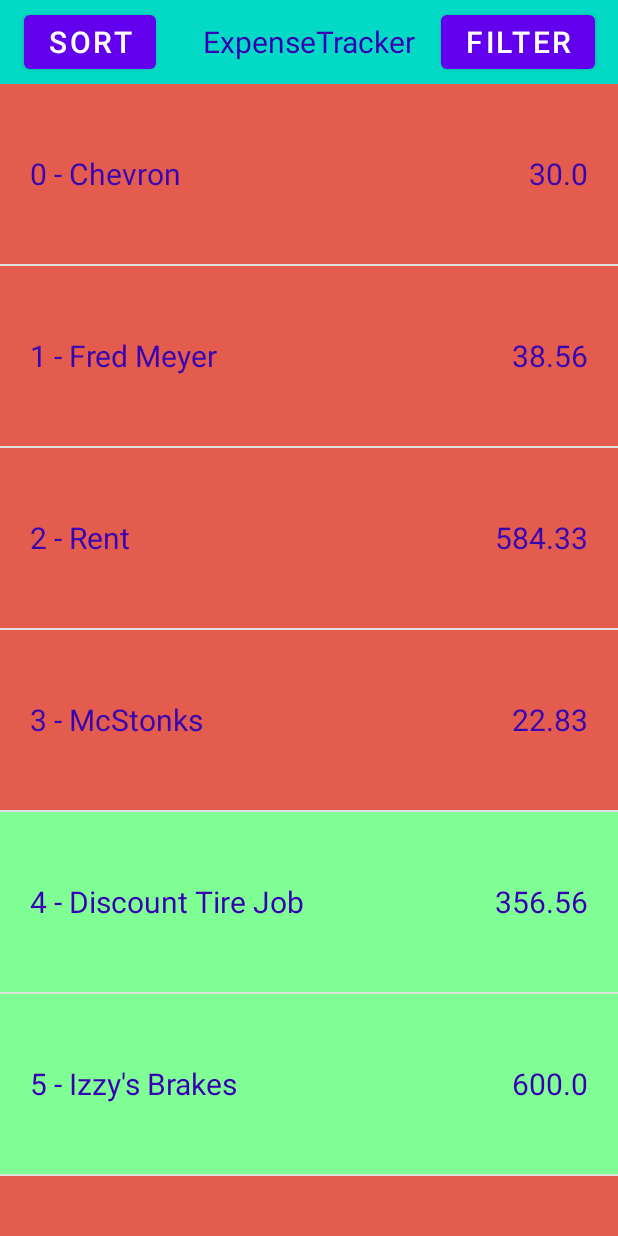
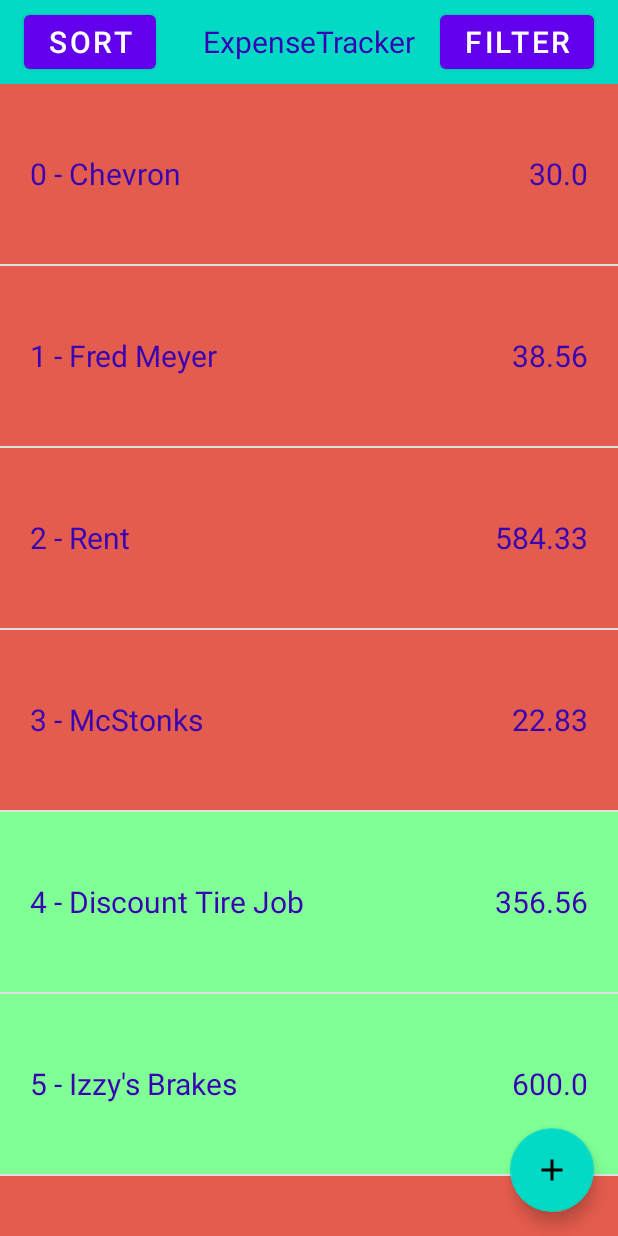
Before and after one commit to DeathlessKraken/expense-tracker, an Android app: the screen it shows after launch (MainActivity), on a phone screen of 412 x 824 dp. Run offline under Robolectric (Android 15) with nearby library versions, the phone set to English and light mode, and no system bars.

Commit message:
Added crude FAB!

```diff
--- a/app/src/main/java/com/example/expensetracker/MainActivity.java
+++ b/app/src/main/java/com/example/expensetracker/MainActivity.java
@@ -357,6 +357,7 @@ public class MainActivity extends AppCompatActivity {
             Collections.sort(moneyEventArrayList, MoneyEvent.typeAscending);
             Collections.reverse(moneyEventArrayList);
             setAdapter(moneyEventArrayList);
+            checkForFilter();
 
             ascendingSort = false;
         }
--- /dev/null
+++ b/app/src/main/res/drawable/ic_add.xml
@@ -0,0 +1,5 @@
+<vector android:height="24dp" android:tint="#000000"
+    android:viewportHeight="24" android:viewportWidth="24"
+    android:width="24dp" xmlns:android="http://schemas.android.com/apk/res/android">
+    <path android:fillColor="@android:color/white" android:pathData="M19,13h-6v6h-2v-6H5v-2h6V5h2v6h6v2z"/>
+</vector>
--- a/app/src/main/res/layout/activity_main.xml
+++ b/app/src/main/res/layout/activity_main.xml
@@ -1,5 +1,5 @@
 <?xml version="1.0" encoding="utf-8"?>
-<LinearLayout
+<androidx.coordinatorlayout.widget.CoordinatorLayout
     xmlns:android="http://schemas.android.com/apk/res/android"
     xmlns:app="http://schemas.android.com/apk/res-auto"
     xmlns:tools="http://schemas.android.com/tools"
@@ -8,38 +8,44 @@
     android:orientation="vertical"
     tools:context=".MainActivity">
 
+    <LinearLayout
+        android:layout_width="match_parent"
+        android:layout_height="wrap_content"
+        android:orientation="vertical">
+
     <androidx.appcompat.widget.Toolbar
         android:layout_width="match_parent"
         android:layout_height="wrap_content"
+        android:id="@+id/topToolBar"
         android:background="@color/design_default_color_secondary">
 
         <Button
             android:id="@+id/sortButton"
-            android:onClick="showSortTapped"
             android:layout_width="wrap_content"
             android:layout_height="wrap_content"
-            android:textSize="20sp"
             android:background="@null"
-            android:text="SORT"/>
+            android:onClick="showSortTapped"
+            android:text="SORT"
+            android:textSize="20sp" />
 
         <TextView
             android:layout_width="wrap_content"
             android:layout_height="wrap_content"
+            android:layout_gravity="center"
             android:text="@string/app_name"
             android:textColor="@color/design_default_color_primary_dark"
-            android:layout_gravity="center"
-            android:textSize="20sp"/>
+            android:textSize="20sp" />
 
         <Button
             android:id="@+id/filterButton"
-            android:onClick="showFilterTapped"
             android:layout_width="wrap_content"
             android:layout_height="wrap_content"
-            android:textSize="20sp"
+            android:layout_gravity="end"
+            android:layout_marginEnd="16dp"
             android:background="@null"
+            android:onClick="showFilterTapped"
             android:text="FILTER"
-            android:layout_gravity="end"
-            android:layout_marginEnd="15dp"/>
+            android:textSize="20sp" />
 
     </androidx.appcompat.widget.Toolbar>
 
@@ -48,8 +54,9 @@
             android:layout_height="wrap_content"
             android:id="@+id/moneyEventListSearchView"
             android:iconifiedByDefault="false"
-        android:queryHint="Expense Name"
-        ></android.widget.SearchView>
+            android:queryHint="Expense Name">
+
+        </android.widget.SearchView>
 
     <LinearLayout
         android:id="@+id/filterTabsLayout"
@@ -146,7 +153,22 @@
 
     <ListView
         android:layout_width="match_parent"
-        android:layout_height="match_parent"
+        android:layout_height="wrap_content"
         android:id="@+id/eventsListView"/>
+    </LinearLayout>
 
-</LinearLayout>
+    <com.google.android.material.floatingactionbutton.FloatingActionButton
+        android:layout_width="wrap_content"
+        android:layout_height="wrap_content"
+        android:layout_margin="16dp"
+        app:layout_anchor="@id/eventsListView"
+        app:layout_anchorGravity="bottom|end|right"
+        android:id="@+id/addNewButton"
+        android:clickable="true"
+        android:focusable="true"
+        android:tint="@android:color/white"
+        android:backgroundTint="@color/design_default_color_secondary"
+
+        app:srcCompat="@drawable/ic_add"/>
+
+</androidx.coordinatorlayout.widget.CoordinatorLayout>
```
Lines whose indentation alone changed are shown as unchanged.
